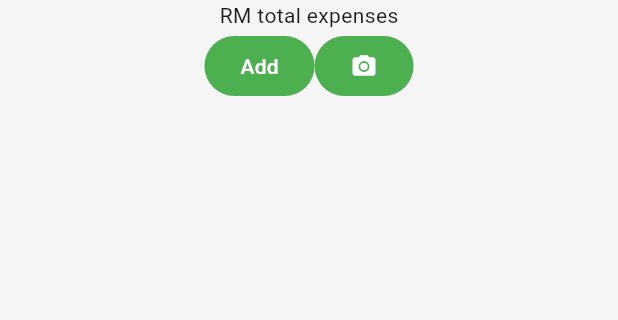
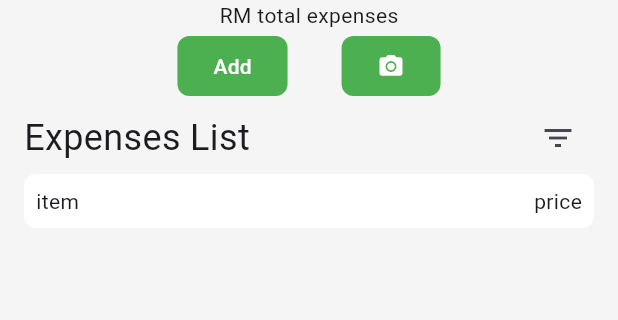
Before and after one commit to AhmadZahidi/expenses_tracker_app, a Flutter app: the HomeScreen screen opened directly, on a phone screen of 412 x 824 dp, the part 84-404 px from its top. Run offline on Flutter 3.47's test engine with Material 3 defaults, Android fonts, the phone set to English and light mode, and no system bars; our stand-ins replace cloud_firestore, firebase_auth, firebase_core, flutter_svg, go_router; accounts and stored records are empty.

Commit message:
home page - basic ui is done, just need to integrate logic into it

```diff
--- a/lib/router.dart
+++ b/lib/router.dart
@@ -16,8 +16,8 @@ final GoRouter appRouter = GoRouter(
       path: '/',
       builder:
           (context, state) =>
-              BackgroundScreen(greenBackground, const LoginScreen()),
-              // const HomeScreen(),
+              // BackgroundScreen(greenBackground, const LoginScreen()),
+              const HomeScreen(),
     ),
     GoRoute(
       path: '/register',
--- a/lib/screens/home_screen.dart
+++ b/lib/screens/home_screen.dart
@@ -49,6 +49,7 @@ class _HomeScreenState extends State<HomeScreen> {
 
       //background color
       body: Container(
+        padding: EdgeInsets.symmetric(horizontal: 16),
         width: double.infinity,
         height: double.infinity,
         decoration: BoxDecoration(
@@ -72,19 +73,51 @@ class _HomeScreenState extends State<HomeScreen> {
                   FilledButton(
                     onPressed: () {},
                     style: FilledButton.styleFrom(
+                      shape: RoundedRectangleBorder(
+                        borderRadius: BorderRadius.circular(8)
+                      ),
                       backgroundColor: buttonBackground,
                     ),
                     child: Text("Add"),
                   ),
+                  SizedBox(width: 36,),
                   FilledButton(
                     onPressed: () {},
                     style: FilledButton.styleFrom(
+                      shape: RoundedRectangleBorder(
+                        borderRadius: BorderRadius.circular(8)
+                      ),
                       backgroundColor: buttonBackground,
                     ),
                     child: Icon(Icons.camera_alt),
                   ),
                 ],
               ),
+
+              //second row title
+              Row(
+                mainAxisAlignment: MainAxisAlignment.spaceBetween,
+                children: [
+                  Text("Expenses List",style: TextStyle(fontSize: 24),),
+                  IconButton(onPressed: (){}, icon: Icon(Icons.filter_list))
+                ],
+              ),
+
+              //content
+
+              Container(
+                decoration: BoxDecoration(
+                  color: Colors.white,
+                  borderRadius: BorderRadius.circular(8),
+                ),
+                padding: EdgeInsets.all(8),
+
+                child: Row(mainAxisAlignment: MainAxisAlignment.spaceBetween,children: [
+                  Text("item"),
+                  Text("price")
+                ],)
+              ),
+
             ],
           ),
         ),
```
